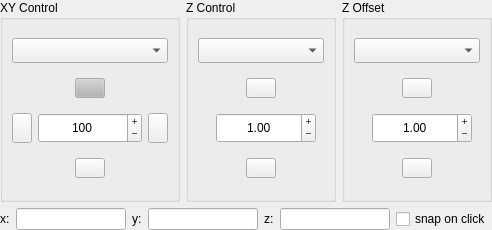
The window that micromanager_gui/_gui_objects/mm_xyz_stage.ui (pymmcore-plus/napari-micromanager) describes before a commit, drawn with Qt 5.
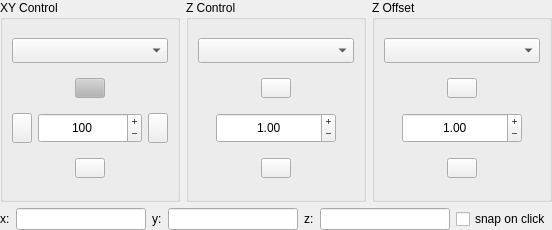
The same window after the commit.

The edit to the form file:
```diff
--- a/micromanager_gui/_gui_objects/mm_xyz_stage.ui
+++ b/micromanager_gui/_gui_objects/mm_xyz_stage.ui
@@ -6,7 +6,7 @@
    <rect>
     <x>0</x>
     <y>0</y>
-    <width>492</width>
+    <width>552</width>
     <height>230</height>
    </rect>
   </property>
@@ -320,7 +320,7 @@
      </property>
      <property name="minimumSize">
       <size>
-       <width>130</width>
+       <width>170</width>
        <height>0</height>
       </size>
      </property>
@@ -543,7 +543,7 @@
      </property>
      <property name="minimumSize">
       <size>
-       <width>130</width>
+       <width>170</width>
        <height>0</height>
       </size>
      </property>
```
